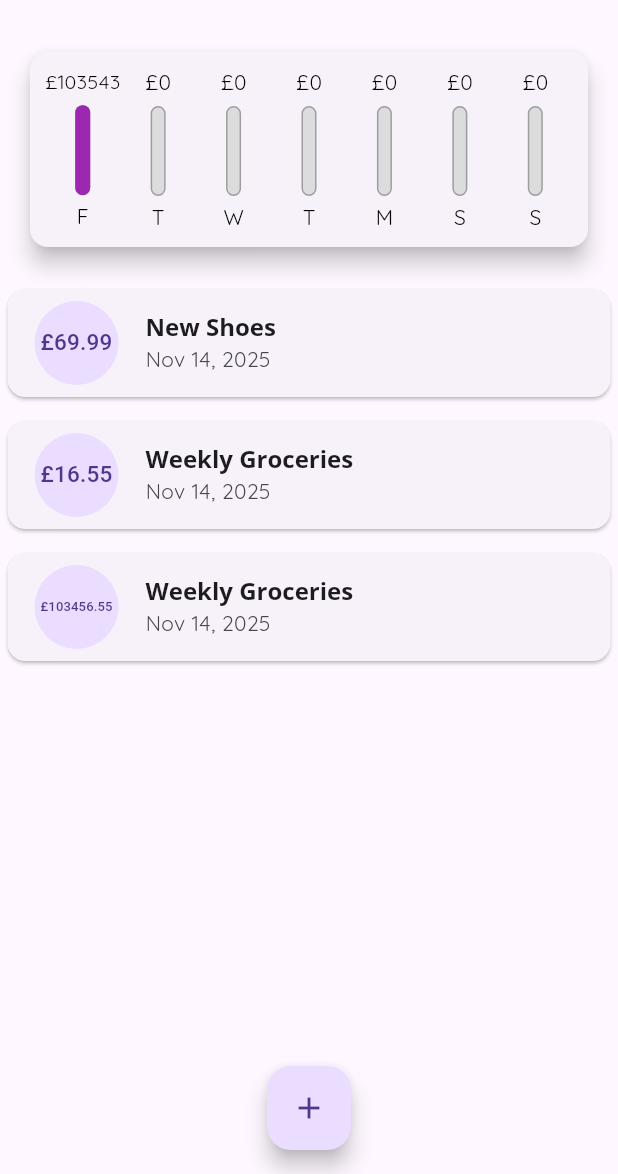
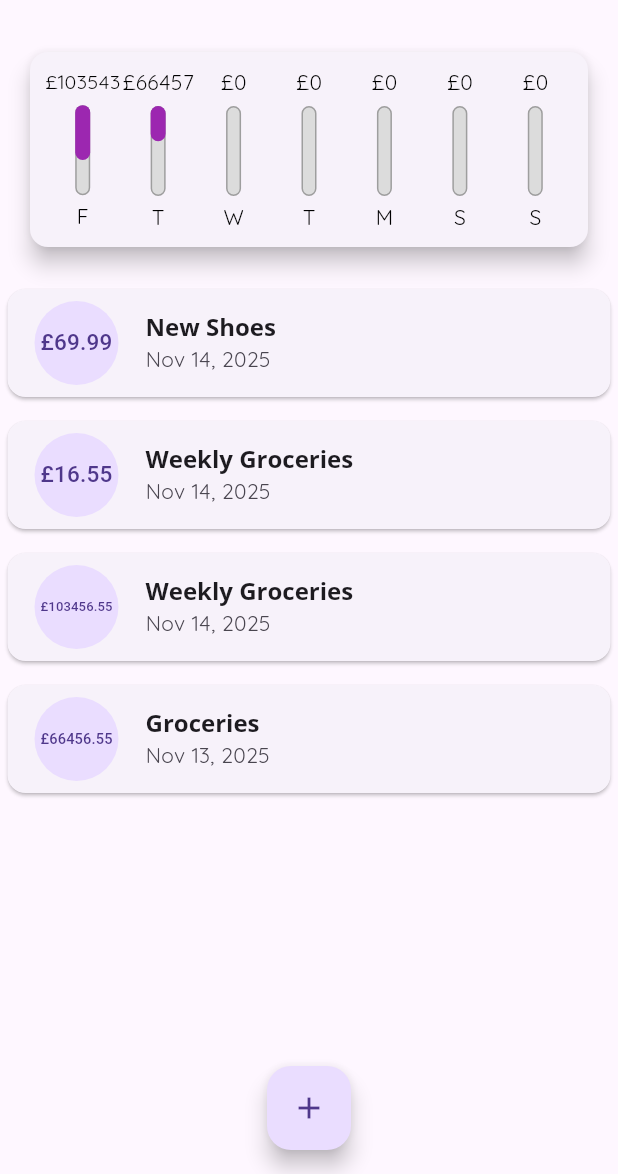
Before and after one commit to aindroid/expense_planner, a Flutter app: the screen it shows after launch, on a phone screen of 412 x 824 dp, the part 62-1236 px from its top. Run offline on Flutter 3.47's test engine with Material 3 defaults, Android fonts, the phone set to English and light mode, and no system bars.

```diff
--- a/lib/widgets/chart_bar.dart
+++ b/lib/widgets/chart_bar.dart
@@ -13,6 +13,7 @@ class ChartBar extends StatelessWidget {
 
   @override
   Widget build(BuildContext context) {
+    debugPrint('SPENDING PERCENTAGE: $spendingPercentageTotal');
     return Column(
       children: [
         FittedBox(child: Text('£${spendingAmount.toStringAsFixed(0)}')),
@@ -31,11 +32,13 @@ class ChartBar extends StatelessWidget {
                     borderRadius: BorderRadius.circular(20)),
               ),
               FractionallySizedBox(
+                alignment: Alignment.bottomCenter,
+                widthFactor: 1.0,
                 heightFactor: spendingPercentageTotal,
                 child: Container(
                   decoration: BoxDecoration(
                       color: Theme.of(context).primaryColor,
-                      borderRadius: BorderRadius.circular(10)),
+                      borderRadius: BorderRadius.circular(20)),
                 ),
               )
             ],
--- a/lib/widgets/home_page.dart
+++ b/lib/widgets/home_page.dart
@@ -26,10 +26,16 @@ class _MyHomePageState extends State<MyHomePage> {
       date: DateTime.now(),
     ),
     Transaction(
-      id: 't2',
+      id: 't3',
       title: 'Weekly Groceries',
       amount: 103456.55,
       date: DateTime.now(),
+    ),
+    Transaction(
+      id: 't4',
+      title: 'Groceries',
+      amount: 66456.55,
+      date: DateTime.now().subtract(const Duration(days: 1)),
     ),
   ];
 
@@ -90,7 +96,7 @@ class _MyHomePageState extends State<MyHomePage> {
       body: SingleChildScrollView(
         child: Column(
             // mainAxisAlignment: MainAxisAlignment.start,
-            crossAxisAlignment: CrossAxisAlignment.center,
+            // crossAxisAlignment: CrossAxisAlignment.center,
             children: [
               Chart(_recentTransactions),
               TransactionList(_transactions)
--- a/lib/widgets/transaction_list.dart
+++ b/lib/widgets/transaction_list.dart
@@ -9,9 +9,7 @@ class TransactionList extends StatelessWidget {
 
   @override
   Widget build(BuildContext context) {
-    return SizedBox(
-        height: 300,
-        child: transactions.isEmpty
+    return transactions.isEmpty
         ? Column(
             children: [
               Text(
@@ -28,6 +26,8 @@ class TransactionList extends StatelessWidget {
             ],
           )
         : ListView.builder(
+            shrinkWrap: true,
+            physics: NeverScrollableScrollPhysics(),
             itemBuilder: (ctx, index) {
               final transaction = transactions[index];
               // return TransactionItem(
@@ -49,12 +49,12 @@ class TransactionList extends StatelessWidget {
                     radius: 30,
                     child: Padding(
                         padding: const EdgeInsets.all(6),
-                            child: FittedBox(
-                                child: Text('£${transaction.amount}'))),
+                        child:
+                            FittedBox(child: Text('£${transaction.amount}'))),
                   ),
                 ),
               );
             },
-                itemCount: transactions.length));
+            itemCount: transactions.length);
   }
 }
```
Lines whose indentation alone changed are shown as unchanged.
